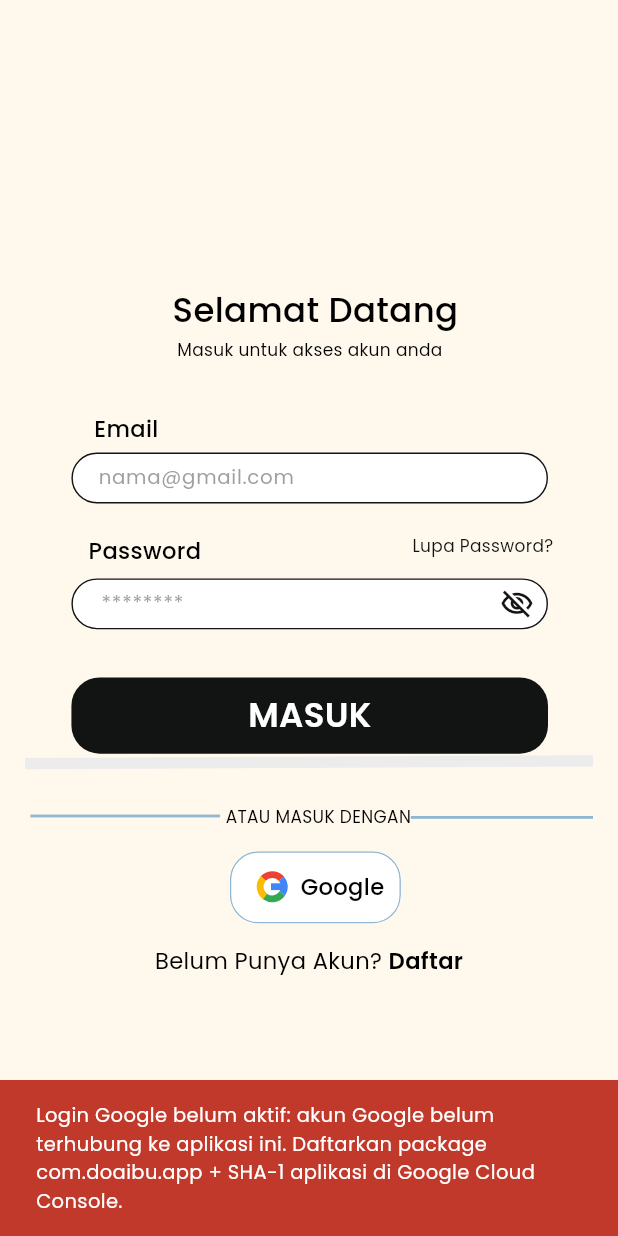
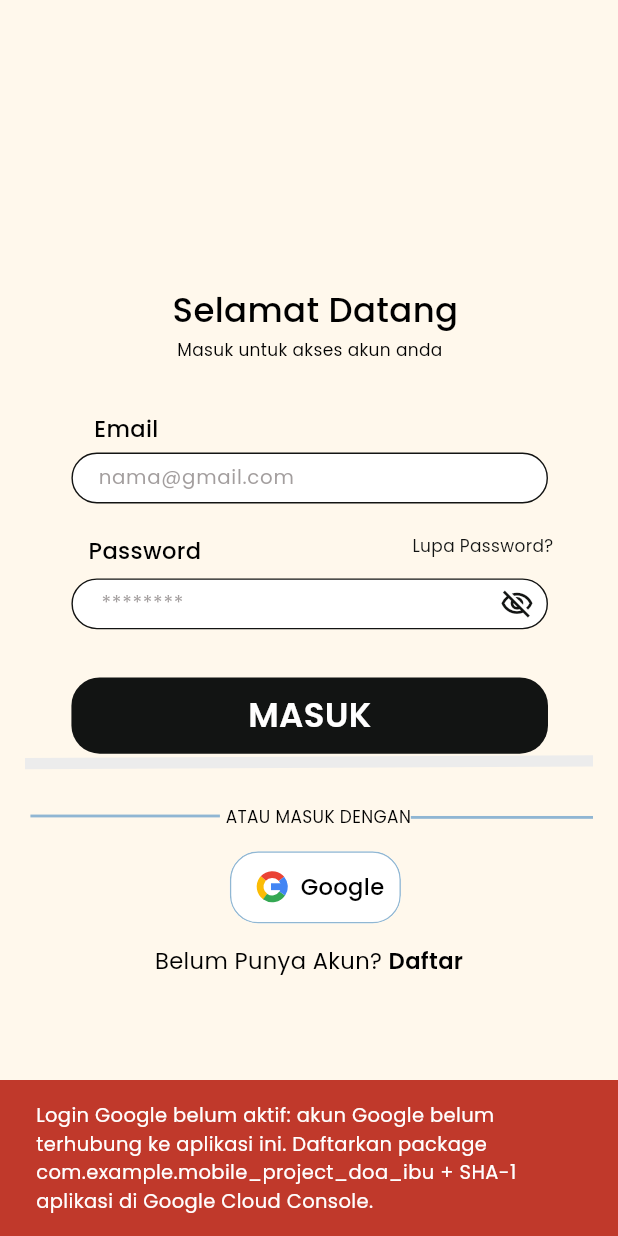
Before and after one commit to AryasatyaAlfian/Mobile-Project-Travel-Doa-Ibu, a Flutter app: the LoginPage screen opened directly with empty values, after a tap on "Google", on a phone screen of 412 x 824 dp. Run offline on Flutter 3.47's test engine with Material 3 defaults, Android fonts, the light colour scheme and no system bars; our stand-ins replace flutter_local_notifications, flutter_map, google_fonts, google_sign_in, latlong2; missing offline and left inert: dart:html; accounts and stored records are empty; network calls fail.

Commit message:
revert(android): kembalikan applicationId ke com.example.mobile_project_doa_ibu
Sesuai permintaan tim agar APK baru tetap memakai package yang sudah ada.
Label aplikasi 'Doa Ibu' dan versi 1.0.1+2 dipertahankan.

```diff
--- a/lib/ui/login_page.dart
+++ b/lib/ui/login_page.dart
@@ -148,7 +148,7 @@ class _LoginPageState extends State<LoginPage> {
         // Akun dipilih tetapi Google tidak mengembalikan token: biasanya karena
         // Android OAuth client (package + SHA-1) belum terdaftar di project yang sama.
         _showError('Login Google belum aktif: akun Google belum terhubung ke aplikasi ini. '
-            'Daftarkan package com.doaibu.app + SHA-1 aplikasi di Google Cloud Console.');
+            'Daftarkan package com.example.mobile_project_doa_ibu + SHA-1 aplikasi di Google Cloud Console.');
         return;
       }
       final user = await widget.api.loginWithGoogle(idToken);
```
Also changed, not shown: 1 other file.
